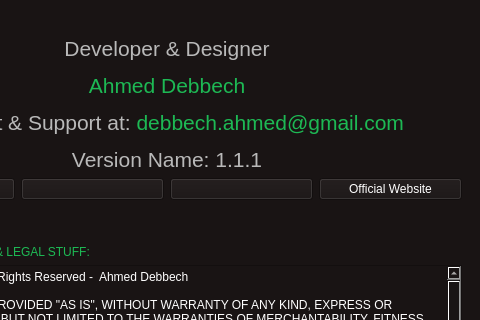
Above: mutak/mainwindow.ui from ahmed-debbech/mutak before the change; both pictures show x 146 to 626 and y 169 to 489 of the 626 by 734 pixel window. Below: the same form after it.
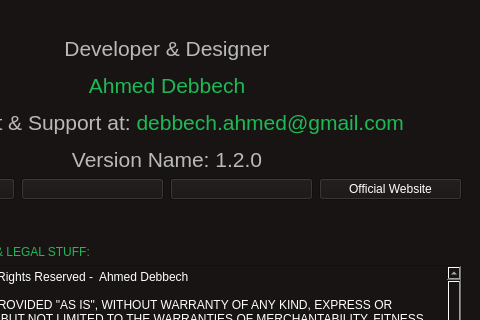
That is the form after the change. The open tabs and pages were chosen to show the change.

Commit message: Complete the database api documentation

Patch:
```diff
--- a/mutak/mainwindow.ui
+++ b/mutak/mainwindow.ui
@@ -1028,7 +1028,7 @@
            <string notr="true">font: bold 18pt  '://resources/fonts/Gotham-UltraItalic.otf';</string>
           </property>
           <property name="text">
-           <string>&lt;html&gt;&lt;head/&gt;&lt;body&gt;&lt;p align=&quot;center&quot;&gt;&lt;span style=&quot; font-size:16pt; color:#b9b9b9;&quot;&gt;Developer &amp;amp; Designer&lt;/span&gt;&lt;/p&gt;&lt;p align=&quot;center&quot;&gt;&lt;span style=&quot; font-size:16pt; color:#1db954;&quot;&gt;Ahmed Debbech&lt;/span&gt;&lt;/p&gt;&lt;p align=&quot;center&quot;&gt;&lt;span style=&quot; font-size:16pt; color:#b9b9b9;&quot;&gt;Contact &amp;amp; Support at: &lt;/span&gt;&lt;span style=&quot; font-size:16pt; color:#1db954;&quot;&gt;debbech.ahmed@gmail.com&lt;/span&gt;&lt;/p&gt;&lt;p align=&quot;center&quot;&gt;&lt;span style=&quot; font-size:16pt; color:#b9b9b9;&quot;&gt;Version Name: 1.1.1&lt;/span&gt;&lt;/p&gt;&lt;/body&gt;&lt;/html&gt;</string>
+           <string>&lt;html&gt;&lt;head/&gt;&lt;body&gt;&lt;p align=&quot;center&quot;&gt;&lt;span style=&quot; font-size:16pt; color:#b9b9b9;&quot;&gt;Developer &amp;amp; Designer&lt;/span&gt;&lt;/p&gt;&lt;p align=&quot;center&quot;&gt;&lt;span style=&quot; font-size:16pt; color:#1db954;&quot;&gt;Ahmed Debbech&lt;/span&gt;&lt;/p&gt;&lt;p align=&quot;center&quot;&gt;&lt;span style=&quot; font-size:16pt; color:#b9b9b9;&quot;&gt;Contact &amp;amp; Support at: &lt;/span&gt;&lt;span style=&quot; font-size:16pt; color:#1db954;&quot;&gt;debbech.ahmed@gmail.com&lt;/span&gt;&lt;/p&gt;&lt;p align=&quot;center&quot;&gt;&lt;span style=&quot; font-size:16pt; color:#b9b9b9;&quot;&gt;Version Name: 1.2.0&lt;/span&gt;&lt;/p&gt;&lt;/body&gt;&lt;/html&gt;</string>
           </property>
          </widget>
         </item>
```
The commit also changes 1 other file.
